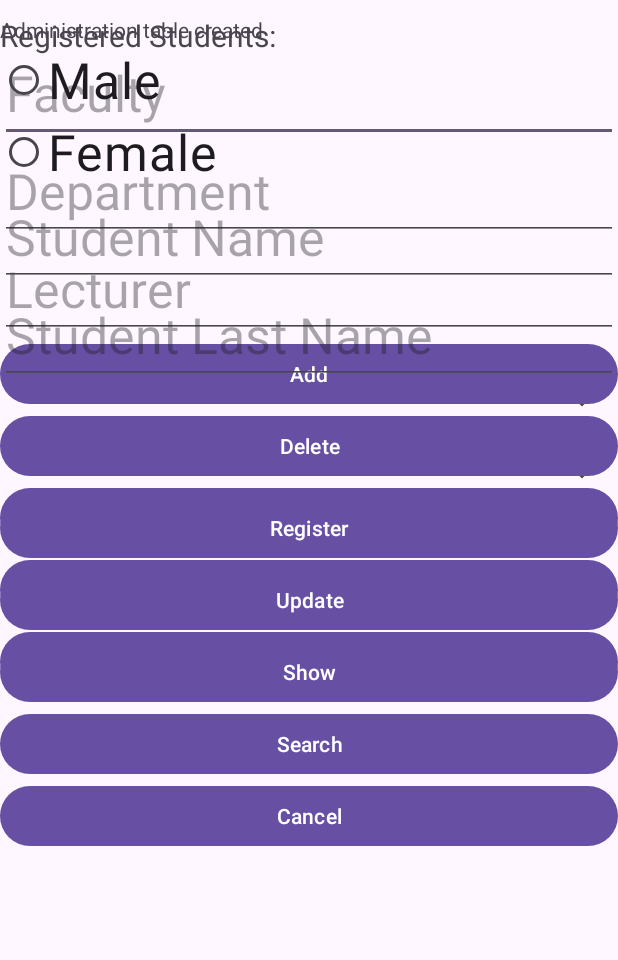
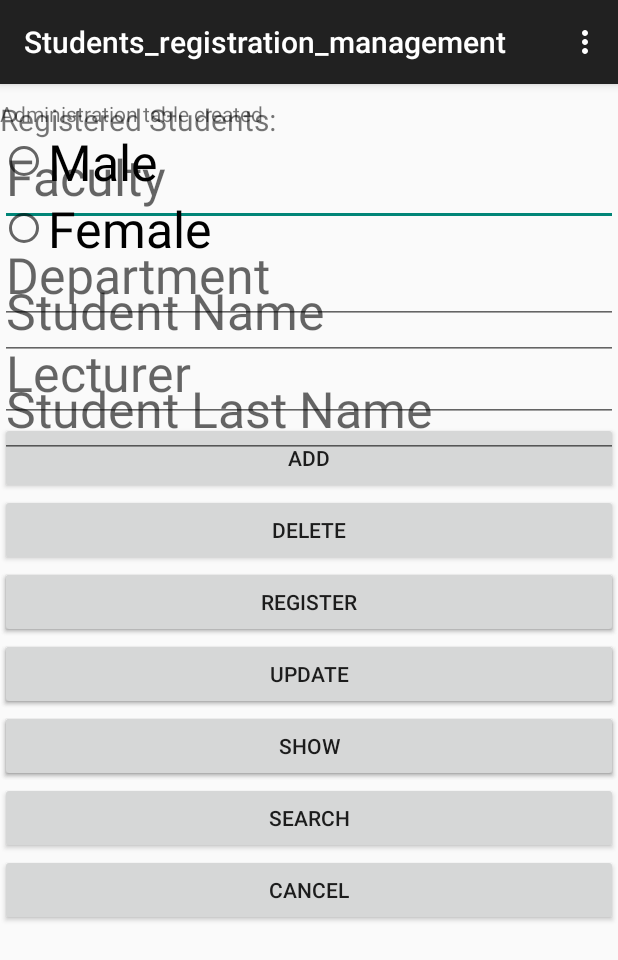
Before and after one commit to ahmedIbrahim84201/Students_registration_management, an Android app: the screen it shows after launch (MainActivity), on a phone screen of 412 x 824 dp. Shown: the top 960 px of the screen. Run offline under Robolectric (Android 15) with nearby library versions, the phone set to English and light mode, and no system bars; 2 statements that could not run were skipped.

```diff
--- a/app/src/main/AndroidManifest.xml
+++ b/app/src/main/AndroidManifest.xml
@@ -10,7 +10,7 @@
         android:label="@string/app_name"
         android:roundIcon="@mipmap/ic_launcher_round"
         android:supportsRtl="true"
-        android:theme="@style/Theme.Students_registration_management"
+        android:theme="@style/AppTheme"
         tools:targetApi="31">
         <activity
             android:name=".MainActivity"
--- /dev/null
+++ b/app/src/main/res/layout/custom_menu_item.xml
@@ -0,0 +1,6 @@
+<?xml version="1.0" encoding="utf-8"?>
+<androidx.constraintlayout.widget.ConstraintLayout xmlns:android="http://schemas.android.com/apk/res/android"
+    android:layout_width="match_parent"
+    android:layout_height="match_parent">
+
+</androidx.constraintlayout.widget.ConstraintLayout>
--- /dev/null
+++ b/app/src/main/res/menu/menu.xml
@@ -0,0 +1,10 @@
+<menu xmlns:android="http://schemas.android.com/apk/res/android"
+    xmlns:app="http://schemas.android.com/apk/res-auto">
+
+    <item
+        android:id="@+id/menu_item"
+        android:title="eded"
+        app:actionLayout="@layout/custom_menu_item"
+        app:showAsAction="collapseActionView" />
+
+</menu>
--- /dev/null
+++ b/app/src/main/res/values/styles.xml
@@ -0,0 +1,9 @@
+<?xml version="1.0" encoding="utf-8"?>
+<resources>
+
+    <!-- Base application theme -->
+    <style name="AppTheme" parent="Theme.AppCompat.Light.DarkActionBar">
+        <!-- Customize your theme attributes here -->
+    </style>
+
+</resources>
```
Also changed, not shown: app/src/main/java/com/example/students_registration_management/MainActivity.java (+58 -0 lines).
